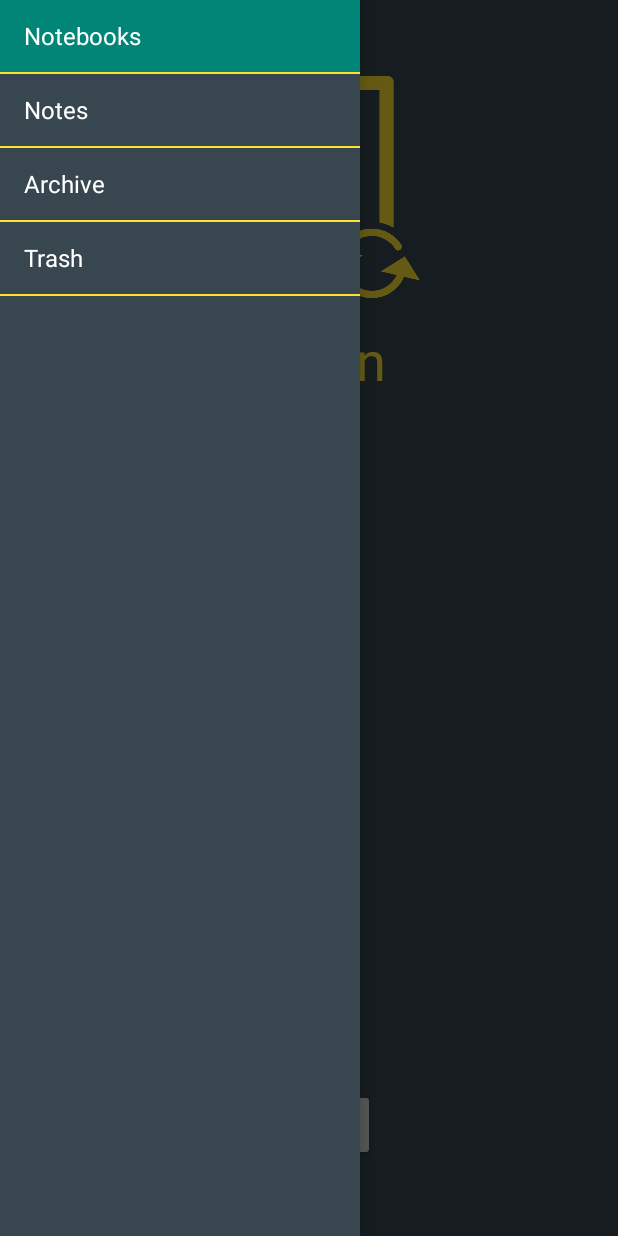
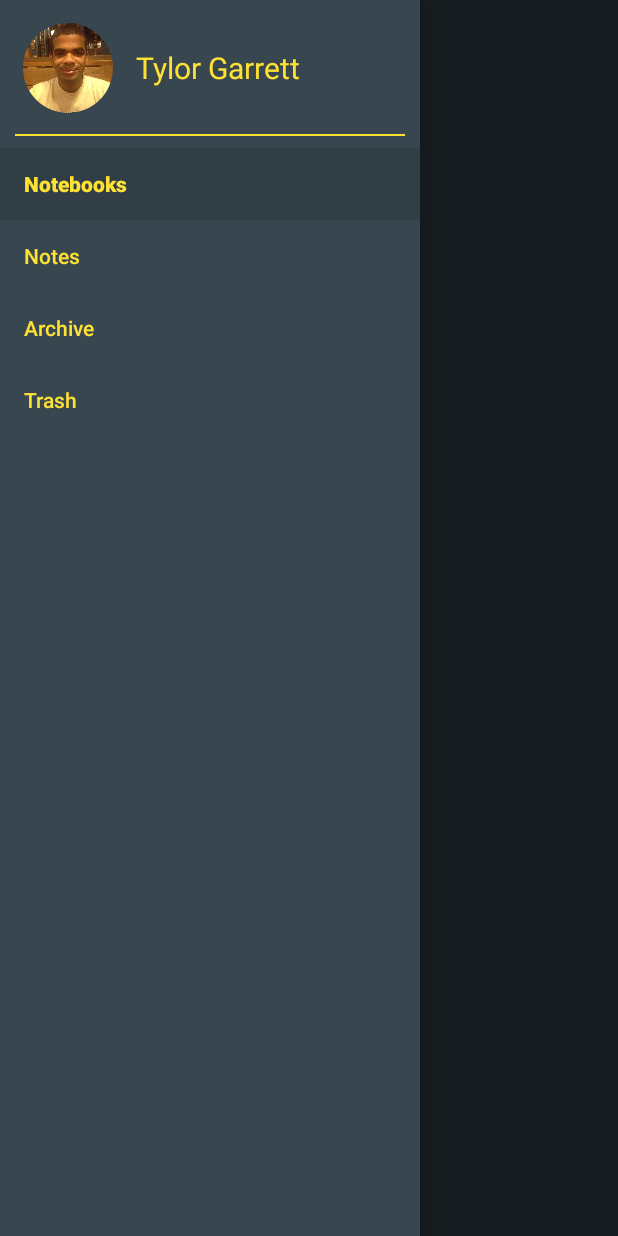
Before and after one commit to notion-app/android, an Android app: the screen it shows after launch (MainActivity), with the side drawer open, on a phone screen of 412 x 824 dp. Run offline under Robolectric (Android 15) with nearby library versions, the phone set to English and light mode, and no system bars; our stand-ins replace ButterKnife, CircleImageView; libraries missing offline, so code that uses them is left out: com.facebook, com.facebook.login; 7 statements that could not run were skipped.

Commit message:
Added new nav drawer

```diff
--- a/app/build.gradle
+++ b/app/build.gradle
@@ -33,9 +33,10 @@ dependencies {
     compile 'com.android.support:appcompat-v7:22.2.0'
     compile 'com.android.support:cardview-v7:22.2.0'
     compile 'com.android.support:recyclerview-v7:22.2.0'
-    compile 'com.github.rey5137:material:1.2.1'
+    compile 'com.android.support:design:22.2.0'
     compile 'com.getbase:floatingactionbutton:1.10.0'
     compile 'com.jakewharton:butterknife:7.0.1'
     compile 'com.squareup.retrofit:retrofit:2.0.0-beta1'
     compile 'com.facebook.android:facebook-android-sdk:4.0.0'
+    compile 'de.hdodenhof:circleimageview:1.3.0'
 }
--- a/app/src/main/java/com/tylorgarrett/notion/MainActivity.java
+++ b/app/src/main/java/com/tylorgarrett/notion/MainActivity.java
@@ -1,109 +1,80 @@
 package com.tylorgarrett.notion;
 
-import android.app.Activity;
+import android.content.res.ColorStateList;
 import android.graphics.drawable.ColorDrawable;
+import android.support.design.widget.NavigationView;
 import android.support.v4.app.FragmentTransaction;
+import android.support.v4.widget.DrawerLayout;
+import android.support.v7.app.ActionBarDrawerToggle;
 import android.support.v7.app.AppCompatActivity;
 import android.support.v7.app.ActionBar;
 import android.support.v4.app.Fragment;
 import android.support.v4.app.FragmentManager;
 import android.os.Bundle;
-import android.view.LayoutInflater;
-import android.view.Menu;
+import android.view.Gravity;
 import android.view.MenuItem;
 import android.view.View;
-import android.view.ViewGroup;
-import android.support.v4.widget.DrawerLayout;
+import android.widget.Toast;
 
 import com.facebook.AccessToken;
-import com.facebook.CallbackManager;
 import com.facebook.FacebookSdk;
 import com.tylorgarrett.notion.fragments.LoginFragment;
-import com.tylorgarrett.notion.fragments.NavigationDrawerFragment;
 
-public class MainActivity extends AppCompatActivity implements NavigationDrawerFragment.NavigationDrawerCallbacks {
+import butterknife.Bind;
+import butterknife.ButterKnife;
 
-    private NavigationDrawerFragment mNavigationDrawerFragment;
-    private boolean isLoggedIn;
+public class MainActivity extends AppCompatActivity {
 
-    private CharSequence mTitle;
     LoginFragment loginFragment;
+
+    @Bind(R.id.navigation_view)
+    public NavigationView navigationView;
+
+    @Bind(R.id.drawer_layout)
+    public DrawerLayout drawerLayout;
 
     @Override
     protected void onCreate(Bundle savedInstanceState) {
         super.onCreate(savedInstanceState);
         FacebookSdk.sdkInitialize(getApplicationContext());
         setContentView(R.layout.activity_main);
-
+        ButterKnife.bind(this);
         loginFragment = LoginFragment.newInstance();
 
-        if ( !isLoggedIn() ){
-            performFragmentTransaction(loginFragment, false);
+        navigationView.setNavigationItemSelectedListener(new NavigationView.OnNavigationItemSelectedListener() {
+            @Override
+            public boolean onNavigationItemSelected(MenuItem menuItem) {
+                return false;
             }
+        });
 
-        mNavigationDrawerFragment = (NavigationDrawerFragment) getSupportFragmentManager().findFragmentById(R.id.navigation_drawer);
-        mTitle = getTitle();
-
-        // Set up the drawer.
-        mNavigationDrawerFragment.setUp(R.id.navigation_drawer, (DrawerLayout) findViewById(R.id.drawer_layout));
-
-
+        ActionBarDrawerToggle actionBarDrawerToggle = new ActionBarDrawerToggle(this, drawerLayout, R.string.navigation_drawer_open, R.string.navigation_drawer_close){
+            @Override
+            public void onDrawerOpened(View drawerView) {
+                super.onDrawerOpened(drawerView);
             }
 
             @Override
-    public void onNavigationDrawerItemSelected(int position) {
-        // update the main content by replacing fragments
-        performFragmentTransaction(PlaceholderFragment.newInstance(position + 1), false);
+            public void onDrawerClosed(View drawerView) {
+                super.onDrawerClosed(drawerView);
             }
+        };
 
-    public void onSectionAttached(int number) {
-        switch (number) {
-            case 1:
-                mTitle = getString(R.string.title_section1);
-                break;
-            case 2:
-                mTitle = getString(R.string.title_section2);
-                break;
-            case 3:
-                mTitle = getString(R.string.title_section3);
-                break;
+        drawerLayout.setDrawerListener(actionBarDrawerToggle);
+
+        actionBarDrawerToggle.syncState();
+
+        if ( !isLoggedIn() ){
+            drawerLayout.setDrawerLockMode(DrawerLayout.LOCK_MODE_LOCKED_CLOSED);
+            performFragmentTransaction(loginFragment, false);
+        } else {
+            userLoggedIn();
         }
-    }
-
-    public void restoreActionBar() {
-        ActionBar actionBar = getSupportActionBar();
-        actionBar.setDisplayShowTitleEnabled(true);
-        actionBar.setTitle(mTitle);
-        actionBar.setBackgroundDrawable(new ColorDrawable(getResources().getColor(R.color.NotionDark)));
-        actionBar.
-    }
-
-
-    @Override
-    public boolean onCreateOptionsMenu(Menu menu) {
-        if (!mNavigationDrawerFragment.isDrawerOpen()) {
-            getMenuInflater().inflate(R.menu.navigation, menu);
-            restoreActionBar();
-            return true;
-        }
-        return super.onCreateOptionsMenu(menu);
-    }
-
-    @Override
-    public boolean onOptionsItemSelected(MenuItem item) {
-        int id = item.getItemId();
-
-        //noinspection SimplifiableIfStatement
-        if (id == R.id.action_settings) {
-            return true;
-        }
-
-        return super.onOptionsItemSelected(item);
     }
 
     public void performFragmentTransaction(Fragment fragment, boolean addToBackStack){
         FragmentManager fm = getSupportFragmentManager();
-        FragmentTransaction ft = fm.beginTransaction().replace(R.id.container, fragment);
+        FragmentTransaction ft = fm.beginTransaction().replace(R.id.drawer_layout, fragment);
         if ( addToBackStack ){
             ft.addToBackStack(null);
         }
@@ -111,9 +82,11 @@ public class MainActivity extends AppCompatActivity implements NavigationDrawerF
     }
 
     public void userLoggedIn(){
-        setIsLoggedIn(true);
+        if ( loginFragment != null ){
             getSupportFragmentManager().beginTransaction().remove(loginFragment).commit();
-
+        }
+        drawerLayout.setDrawerLockMode(DrawerLayout.LOCK_MODE_UNLOCKED);
+        drawerLayout.openDrawer(Gravity.LEFT);
     }
 
 
@@ -122,47 +95,4 @@ public class MainActivity extends AppCompatActivity implements NavigationDrawerF
         return token != null;
     }
 
-    public void setIsLoggedIn(boolean isLoggedIn) {
-        this.isLoggedIn = isLoggedIn;
 }
-
-    /**
-     * A placeholder fragment containing a simple view.
-     */
-    public static class PlaceholderFragment extends Fragment {
-        /**
-         * The fragment argument representing the section number for this
-         * fragment.
-         */
-        private static final String ARG_SECTION_NUMBER = "section_number";
-
-        /**
-         * Returns a new instance of this fragment for the given section
-         * number.
-         */
-        public static PlaceholderFragment newInstance(int sectionNumber) {
-            PlaceholderFragment fragment = new PlaceholderFragment();
-            Bundle args = new Bundle();
-            args.putInt(ARG_SECTION_NUMBER, sectionNumber);
-            fragment.setArguments(args);
-            return fragment;
-        }
-
-        public PlaceholderFragment() {
-        }
-
-        @Override
-        public View onCreateView(LayoutInflater inflater, ViewGroup container, Bundle savedInstanceState) {
-            View rootView = inflater.inflate(R.layout.fragment_navigation, container, false);
-            return rootView;
-        }
-
-        @Override
-        public void onAttach(Activity activity) {
-            super.onAttach(activity);
-            ((MainActivity) activity).onSectionAttached(
-                    getArguments().getInt(ARG_SECTION_NUMBER));
-        }
-    }
-
-}
--- a/app/src/main/java/com/tylorgarrett/notion/fragments/LoginFragment.java
+++ b/app/src/main/java/com/tylorgarrett/notion/fragments/LoginFragment.java
@@ -61,19 +61,18 @@ public class LoginFragment extends Fragment {
         loginButton.registerCallback(callbackManager, new FacebookCallback<LoginResult>() {
             @Override
             public void onSuccess(LoginResult loginResult) {
-                activity.setIsLoggedIn(true);
                 restoreActionBar();
                 activity.userLoggedIn();
             }
 
             @Override
             public void onCancel() {
-                Toast.makeText(activity, "Cacnelled", Toast.LENGTH_LONG).show();
+                Toast.makeText(activity, "Cancelled", Toast.LENGTH_LONG).show();
             }
 
             @Override
             public void onError(FacebookException exception) {
-                Toast.makeText(activity, "Error", Toast.LENGTH_LONG).show();
+                Toast.makeText(activity, "Error Occurred", Toast.LENGTH_LONG).show();
             }
         });
         return v;
--- a/app/src/main/java/com/tylorgarrett/notion/fragments/NavigationDrawerFragment.java
+++ /dev/null
@@ -1,285 +0,0 @@
-package com.tylorgarrett.notion.fragments;
-
-import android.support.v7.app.AppCompatActivity;
-import android.app.Activity;
-import android.support.v7.app.ActionBar;
-import android.support.v4.app.Fragment;
-import android.support.v4.app.ActionBarDrawerToggle;
-import android.support.v4.view.GravityCompat;
-import android.support.v4.widget.DrawerLayout;
-import android.content.SharedPreferences;
-import android.content.res.Configuration;
-import android.os.Bundle;
-import android.preference.PreferenceManager;
-import android.view.LayoutInflater;
-import android.view.Menu;
-import android.view.MenuInflater;
-import android.view.MenuItem;
-import android.view.View;
-import android.view.ViewGroup;
-import android.widget.AdapterView;
-import android.widget.ArrayAdapter;
-import android.widget.ListView;
-import android.widget.Toast;
-
-import com.tylorgarrett.notion.R;
-
-/**
- * Fragment used for managing interactions for and presentation of a navigation drawer.
- * See the <a href="https://developer.android.com/design/patterns/navigation-drawer.html#Interaction">
- * design guidelines</a> for a complete explanation of the behaviors implemented here.
- */
-public class NavigationDrawerFragment extends Fragment {
-
-    /**
-     * Remember the position of the selected item.
-     */
-    private static final String STATE_SELECTED_POSITION = "selected_navigation_drawer_position";
-
-    /**
-     * Per the design guidelines, you should show the drawer on launch until the user manually
-     * expands it. This shared preference tracks this.
-     */
-    private static final String PREF_USER_LEARNED_DRAWER = "navigation_drawer_learned";
-
-    /**
-     * A pointer to the current callbacks instance (the Activity).
-     */
-    private NavigationDrawerCallbacks mCallbacks;
-
-    /**
-     * Helper component that ties the action bar to the navigation drawer.
-     */
-    private ActionBarDrawerToggle mDrawerToggle;
-
-    private DrawerLayout mDrawerLayout;
-    private ListView mDrawerListView;
-    private View mFragmentContainerView;
-
-    private int mCurrentSelectedPosition = 0;
-    private boolean mFromSavedInstanceState;
-    private boolean mUserLearnedDrawer;
-
-    public NavigationDrawerFragment() {
-    }
-
-    @Override
-    public void onCreate(Bundle savedInstanceState) {
-        super.onCreate(savedInstanceState);
-
-        // Read in the flag indicating whether or not the user has demonstrated awareness of the
-        // drawer. See PREF_USER_LEARNED_DRAWER for details.
-        SharedPreferences sp = PreferenceManager.getDefaultSharedPreferences(getActivity());
-        mUserLearnedDrawer = sp.getBoolean(PREF_USER_LEARNED_DRAWER, false);
-
-        if (savedInstanceState != null) {
-            mCurrentSelectedPosition = savedInstanceState.getInt(STATE_SELECTED_POSITION);
-            mFromSavedInstanceState = true;
-        }
-
-        // Select either the default item (0) or the last selected item.
-        selectItem(mCurrentSelectedPosition);
-    }
-
-    @Override
-    public void onActivityCreated(Bundle savedInstanceState) {
-        super.onActivityCreated(savedInstanceState);
-        // Indicate that this fragment would like to influence the set of actions in the action bar.
-        setHasOptionsMenu(true);
-    }
-
-    @Override
-    public View onCreateView(LayoutInflater inflater, ViewGroup container,
-                             Bundle savedInstanceState) {
-        mDrawerListView = (ListView) inflater.inflate(
-                R.layout.fragment_navigation_drawer, container, false);
-        mDrawerListView.setOnItemClickListener(new AdapterView.OnItemClickListener() {
-            @Override
-            public void onItemClick(AdapterView<?> parent, View view, int position, long id) {
-                selectItem(position);
-            }
-        });
-        mDrawerListView.setAdapter(new ArrayAdapter<String>(
-                getActionBar().getThemedContext(),
-                android.R.layout.simple_list_item_activated_1,
-                android.R.id.text1,
-                new String[]{
-                        getString(R.string.title_section1),
-                        getString(R.string.title_section2),
-                        getString(R.string.title_section3),
-                        getString(R.string.title_section4),
-                }));
-        mDrawerListView.setItemChecked(mCurrentSelectedPosition, true);
-        return mDrawerListView;
-    }
-
-    public boolean isDrawerOpen() {
-        return mDrawerLayout != null && mDrawerLayout.isDrawerOpen(mFragmentContainerView);
-    }
-
-    /**
-     * Users of this fragment must call this method to set up the navigation drawer interactions.
-     *
-     * @param fragmentId   The android:id of this fragment in its activity's layout.
-     * @param drawerLayout The DrawerLayout containing this fragment's UI.
-     */
-    public void setUp(int fragmentId, DrawerLayout drawerLayout) {
-        mFragmentContainerView = getActivity().findViewById(fragmentId);
-        mDrawerLayout = drawerLayout;
-
-        // set a custom shadow that overlays the main content when the drawer opens
-        mDrawerLayout.setDrawerShadow(R.drawable.drawer_shadow, GravityCompat.START);
-        // set up the drawer's list view with items and click listener
-
-        ActionBar actionBar = getActionBar();
-        actionBar.setDisplayHomeAsUpEnabled(true);
-        actionBar.setHomeButtonEnabled(true);
-
-        // ActionBarDrawerToggle ties together the the proper interactions
-        // between the navigation drawer and the action bar app icon.
-        mDrawerToggle = new ActionBarDrawerToggle(
-                getActivity(),                    /* host Activity */
-                mDrawerLayout,                    /* DrawerLayout object */
-                R.drawable.ic_drawer,             /* nav drawer image to replace 'Up' caret */
-                R.string.navigation_drawer_open,  /* "open drawer" description for accessibility */
-                R.string.navigation_drawer_close  /* "close drawer" description for accessibility */
-        ) {
-            @Override
-            public void onDrawerClosed(View drawerView) {
-                super.onDrawerClosed(drawerView);
-                if (!isAdded()) {
-                    return;
-                }
-
-                getActivity().supportInvalidateOptionsMenu(); // calls onPrepareOptionsMenu()
-            }
-
-            @Override
-            public void onDrawerOpened(View drawerView) {
-                super.onDrawerOpened(drawerView);
-                if (!isAdded()) {
-                    return;
-                }
-
-                if (!mUserLearnedDrawer) {
-                    // The user manually opened the drawer; store this flag to prevent auto-showing
-                    // the navigation drawer automatically in the future.
-                    mUserLearnedDrawer = true;
-                    SharedPreferences sp = PreferenceManager
-                            .getDefaultSharedPreferences(getActivity());
-                    sp.edit().putBoolean(PREF_USER_LEARNED_DRAWER, true).apply();
-                }
-
-                getActivity().supportInvalidateOptionsMenu(); // calls onPrepareOptionsMenu()
-            }
-        };
-
-        // If the user hasn't 'learned' about the drawer, open it to introduce them to the drawer,
-        // per the navigation drawer design guidelines.
-        if (!mUserLearnedDrawer && !mFromSavedInstanceState) {
-            mDrawerLayout.openDrawer(mFragmentContainerView);
-        }
-
-        // Defer code dependent on restoration of previous instance state.
-        mDrawerLayout.post(new Runnable() {
-            @Override
-            public void run() {
-                mDrawerToggle.syncState();
-            }
-        });
-
-        mDrawerLayout.setDrawerListener(mDrawerToggle);
-    }
-
-    private void selectItem(int position) {
-        mCurrentSelectedPosition = position;
-        if (mDrawerListView != null) {
-            mDrawerListView.setItemChecked(position, true);
-        }
-        if (mDrawerLayout != null) {
-            mDrawerLayout.closeDrawer(mFragmentContainerView);
-        }
-        if (mCallbacks != null) {
-            mCallbacks.onNavigationDrawerItemSelected(position);
-        }
-    }
-
-    @Override
-    public void onAttach(Activity activity) {
-        super.onAttach(activity);
-        try {
-            mCallbacks = (NavigationDrawerCallbacks) activity;
-        } catch (ClassCastException e) {
-            throw new ClassCastException("Activity must implement NavigationDrawerCallbacks.");
-        }
-    }
-
-    @Override
-    public void onDetach() {
-        super.onDetach();
-        mCallbacks = null;
-    }
-
-    @Override
-    public void onSaveInstanceState(Bundle outState) {
-        super.onSaveInstanceState(outState);
-        outState.putInt(STATE_SELECTED_POSITION, mCurrentSelectedPosition);
-    }
-
-    @Override
-    public void onConfigurationChanged(Configuration newConfig) {
-        super.onConfigurationChanged(newConfig);
-        // Forward the new configuration the drawer toggle component.
-        mDrawerToggle.onConfigurationChanged(newConfig);
-    }
-
-    @Override
-    public void onCreateOptionsMenu(Menu menu, MenuInflater inflater) {
-        // If the drawer is open, show the global app actions in the action bar. See also
-        // showGlobalContextActionBar, which controls the top-left area of the action bar.
-        if (mDrawerLayout != null && isDrawerOpen()) {
-            inflater.inflate(R.menu.global, menu);
-            showGlobalContextActionBar();
-        }
-        super.onCreateOptionsMenu(menu, inflater);
-    }
-
-    @Override
-    public boolean onOptionsItemSelected(MenuItem item) {
-        if (mDrawerToggle.onOptionsItemSelected(item)) {
-            return true;
-        }
-
-        if (item.getItemId() == R.id.action_example) {
-            Toast.makeText(getActivity(), "Example action.", Toast.LENGTH_SHORT).show();
-            return true;
-        }
-
-        return super.onOptionsItemSelected(item);
-    }
-
-    /**
-     * Per the navigation drawer design guidelines, updates the action bar to show the global app
-     * 'context', rather than just what's in the current screen.
-     */
-    private void showGlobalContextActionBar() {
-        ActionBar actionBar = getActionBar();
-        actionBar.setDisplayShowTitleEnabled(true);
-        actionBar.setNavigationMode(ActionBar.NAVIGATION_MODE_STANDARD);
-        actionBar.setTitle(R.string.app_name);
-    }
-
-    private ActionBar getActionBar() {
-        return ((AppCompatActivity) getActivity()).getSupportActionBar();
-    }
-
-    /**
-     * Callbacks interface that all activities using this fragment must implement.
-     */
-    public static interface NavigationDrawerCallbacks {
-        /**
-         * Called when an item in the navigation drawer is selected.
-         */
-        void onNavigationDrawerItemSelected(int position);
-    }
-}
--- a/app/src/main/res/layout/activity_main.xml
+++ b/app/src/main/res/layout/activity_main.xml
@@ -1,16 +1,22 @@
 <!-- A DrawerLayout is intended to be used as the top-level content view using match_parent for both width and height to consume the full space available. -->
 <android.support.v4.widget.DrawerLayout xmlns:android="http://schemas.android.com/apk/res/android"
-    xmlns:tools="http://schemas.android.com/tools" android:id="@+id/drawer_layout"
-    android:layout_width="match_parent" android:layout_height="match_parent"
+    xmlns:tools="http://schemas.android.com/tools"
+    xmlns:app="http://schemas.android.com/apk/res-auto"
+    android:id="@+id/drawer_layout"
+    android:layout_width="match_parent"
+    android:layout_height="match_parent"
     tools:context="com.tylorgarrett.notion.MainActivity">
 
+    <android.support.design.widget.NavigationView
+        android:id="@+id/navigation_view"
+        android:layout_height="match_parent"
+        android:layout_width="wrap_content"
+        android:layout_gravity="start"
+        app:headerLayout="@layout/nav_drawer_header"
+        android:background="@color/NotionDark"
+        app:menu="@menu/drawer"
+        app:itemTextColor="@color/NotionYellow"
+        />
 
-    <FrameLayout android:id="@+id/container" android:layout_width="match_parent"
-        android:layout_height="match_parent" />
-        <fragment android:id="@+id/navigation_drawer"
-        android:layout_width="@dimen/navigation_drawer_width" android:layout_height="match_parent"
-        android:layout_gravity="start"
-        android:name="com.tylorgarrett.notion.fragments.NavigationDrawerFragment"
-        tools:layout="@layout/fragment_navigation_drawer" />
 
 </android.support.v4.widget.DrawerLayout>
--- a/app/src/main/res/layout/fragment_navigation.xml
+++ /dev/null
@@ -1,13 +0,0 @@
-<RelativeLayout xmlns:android="http://schemas.android.com/apk/res/android"
-    xmlns:tools="http://schemas.android.com/tools" android:layout_width="match_parent"
-    android:layout_height="match_parent" android:paddingLeft="@dimen/activity_horizontal_margin"
-    android:paddingRight="@dimen/activity_horizontal_margin"
-    android:paddingTop="@dimen/activity_vertical_margin"
-    android:paddingBottom="@dimen/activity_vertical_margin"
-    tools:context="com.tylorgarrett.notion.MainActivity$PlaceholderFragment">
-
-    <TextView android:id="@+id/section_label" android:layout_width="wrap_content"
-        android:layout_height="wrap_content"
-        android:text="@string/facebook_login"/>
-
-</RelativeLayout>
--- a/app/src/main/res/layout/fragment_navigation_drawer.xml
+++ /dev/null
@@ -1,5 +0,0 @@
-<ListView xmlns:android="http://schemas.android.com/apk/res/android"
-    xmlns:tools="http://schemas.android.com/tools" android:layout_width="match_parent"
-    android:layout_height="match_parent" android:choiceMode="singleChoice"
-    android:divider="@color/NotionYellow" android:dividerHeight="1dp"
-    android:background="@color/NotionDark" tools:context="com.tylorgarrett.notion.fragments.NavigationDrawerFragment" />
--- /dev/null
+++ b/app/src/main/res/layout/nav_drawer_header.xml
@@ -0,0 +1,38 @@
+<?xml version="1.0" encoding="utf-8"?>
+<RelativeLayout xmlns:android="http://schemas.android.com/apk/res/android"
+    xmlns:app="http://schemas.android.com/apk/res-auto"
+    android:orientation="vertical"
+    android:layout_width="match_parent"
+    android:layout_height="match_parent">
+
+    <de.hdodenhof.circleimageview.CircleImageView
+        xmlns:app="http://schemas.android.com/apk/res-auto"
+        android:id="@+id/nav_header_image"
+        android:layout_centerVertical="true"
+        android:layout_width="60dp"
+        android:layout_height="60dp"
+        android:layout_margin="15dp"
+        android:src="@drawable/profile"
+        app:border_width="2dp"
+        app:border_color="@color/NotionYellow"/>
+
+    <TextView
+        android:id="@+id/nav_header_tv"
+        android:layout_toRightOf="@id/nav_header_image"
+        android:layout_toEndOf="@id/nav_header_image"
+        android:layout_centerVertical="true"
+        android:layout_width="wrap_content"
+        android:layout_height="wrap_content"
+        android:text="@string/test_name"
+        android:textSize="20dp"
+        android:textColor="@color/NotionYellow" />
+
+    <View
+        android:layout_width="match_parent"
+        android:layout_height="1dp"
+        android:layout_alignParentBottom="true"
+        android:layout_marginRight="10dp"
+        android:layout_marginLeft="10dp"
+        android:background="@color/NotionYellow"/>
+
+</RelativeLayout>
--- /dev/null
+++ b/app/src/main/res/menu/drawer.xml
@@ -0,0 +1,17 @@
+<menu xmlns:android="http://schemas.android.com/apk/res/android">
+    <group android:checkableBehavior="single">
+        <item
+            android:id="@+id/navigation_item_1"
+            android:checked="true"
+            android:title="@string/title_section1"/>
+        <item
+            android:id="@+id/navigation_item_2"
+            android:title="@string/title_section2"/>
+        <item
+            android:id="@+id/navigation_item_3"
+            android:title="@string/title_section3"/>
+        <item
+            android:id="@+id/navigation_item_4"
+            android:title="@string/title_section4"/>
+    </group>
+</menu>
--- a/app/src/main/res/values/strings.xml
+++ b/app/src/main/res/values/strings.xml
@@ -21,4 +21,5 @@
     <string name="action_example">Example action</string>
 
     <string name="facebook_app_id">1477367869234332</string>
+    <string name="test_name">Tylor Garrett</string>
 </resources>
```
Also changed, not shown: app/src/main/res/drawable/profile.jpg (added). Lines whose indentation alone changed are shown as unchanged.
